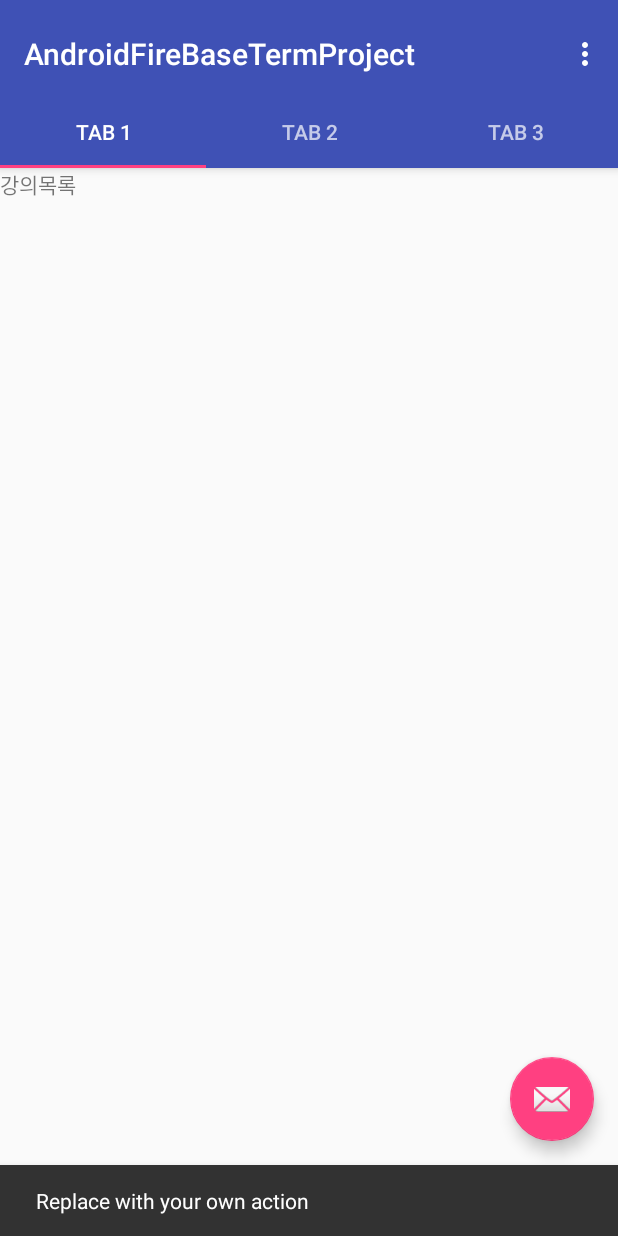
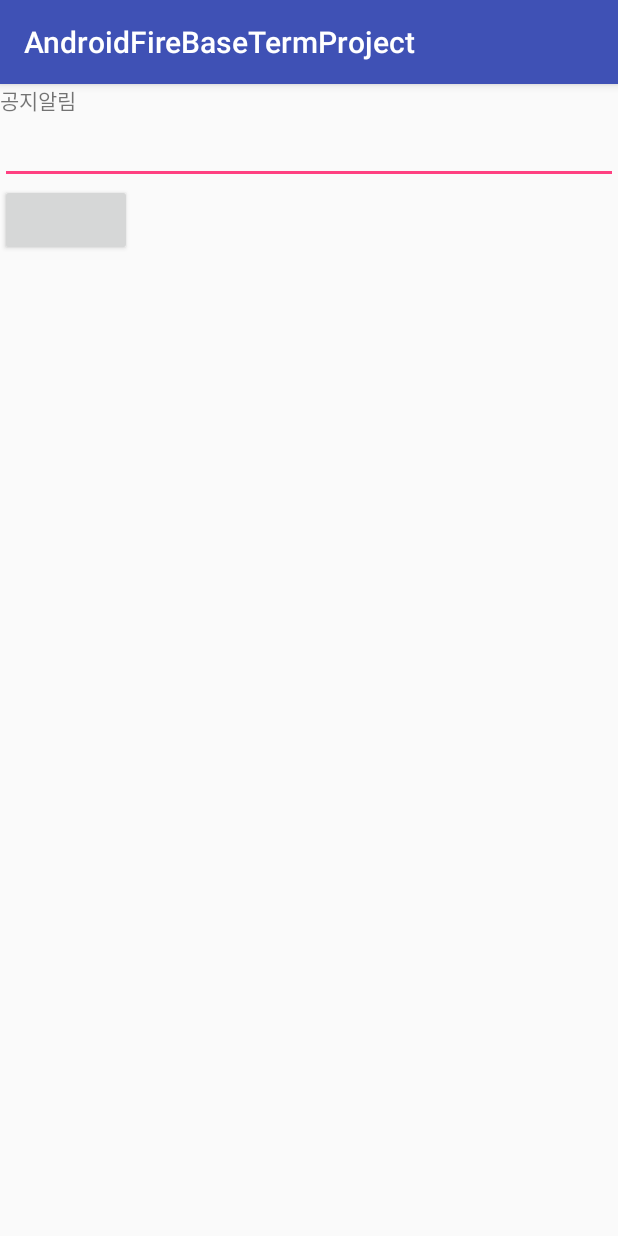
Before and after one commit to wjdghks158/AndroidFireBaseTermProject, an Android app: the MainActivity screen opened directly, with no data from a screen before it, after a tap on an icon or button, on a phone screen of 412 x 824 dp. Run offline under Robolectric (Android 15) with nearby library versions, the phone set to English and light mode, and no system bars; our stand-ins replace Firebase (no records; nobody signed in at launch, a user with empty details on screens opened directly); 2 statements that could not run were skipped.

```diff
--- a/app/build.gradle
+++ b/app/build.gradle
@@ -39,4 +39,5 @@ dependencies {
 
 
 
+
 apply plugin: 'com.google.gms.google-services'
--- a/app/src/main/java/com/example/unclej/androidfirebasetermproject/MainActivity.java
+++ b/app/src/main/java/com/example/unclej/androidfirebasetermproject/MainActivity.java
@@ -1,5 +1,7 @@
 package com.example.unclej.androidfirebasetermproject;
 
+import android.content.Intent;
+import android.net.Uri;
 import android.support.design.widget.TabLayout;
 import android.support.design.widget.FloatingActionButton;
 import android.support.design.widget.Snackbar;
@@ -23,6 +25,9 @@ import android.widget.TextView;
 import com.example.unclej.androidfirebasetermproject.fragment.FirstFragment;
 import com.example.unclej.androidfirebasetermproject.fragment.SecondFragment;
 import com.example.unclej.androidfirebasetermproject.fragment.ThirdFragment;
+import com.google.firebase.auth.FirebaseAuth;
+import com.google.firebase.auth.FirebaseUser;
+import com.google.firebase.iid.FirebaseInstanceId;
 
 public class MainActivity extends AppCompatActivity {
 
@@ -35,12 +40,35 @@ public class MainActivity extends AppCompatActivity {
 
     @Override
     protected void onCreate(Bundle savedInstanceState) {
-        Log.d("박정환","onCreate 시작");
-        Log.d("박정환","honghong");
+
+        String TAG = "PH";
+
         super.onCreate(savedInstanceState);
         setContentView(R.layout.activity_main);
         //actionBar.setDisplayShowTitleEnabled(false);
         //actionBar.setDisplayShowHomeEnabled(false);
+
+        FirebaseUser user = FirebaseAuth.getInstance().getCurrentUser();
+        if (user != null) {
+            // Name, email address, and profile photo Url
+            String name = user.getDisplayName();
+            String email = user.getEmail();
+
+            Uri photoUrl = user.getPhotoUrl();
+
+            // Check if user's email is verified
+            boolean emailVerified = user.isEmailVerified();
+
+            // The user's ID, unique to the Firebase project. Do NOT use this value to
+            // authenticate with your backend server, if you have one. Use
+            // FirebaseUser.getToken() instead.
+            String uid = user.getUid();
+
+            Log.d(TAG, "InstanceID token: " + name + "and " + email);
+        }
+
+        String token = FirebaseInstanceId.getInstance().getToken();
+        Log.d(TAG, "InstanceID token: " + token);
 
         Toolbar toolbar = (Toolbar) findViewById(R.id.toolbar);
         setSupportActionBar(toolbar);
@@ -64,6 +92,8 @@ public class MainActivity extends AppCompatActivity {
                 Log.d("박정환","FloatingActionButton 클릭");
                 Snackbar.make(view, "Replace with your own action", Snackbar.LENGTH_LONG)
                         .setAction("Action", null).show();
+                Intent i = new Intent(getApplicationContext(), WriteActivity.class);
+                startActivity(i);
             }
         });
         Log.d("박정환","onCreate 끝");
--- /dev/null
+++ b/app/src/main/java/com/example/unclej/androidfirebasetermproject/WriteActivity.java
@@ -0,0 +1,31 @@
+package com.example.unclej.androidfirebasetermproject;
+
+import android.support.v7.app.AppCompatActivity;
+import android.os.Bundle;
+import android.view.View;
+import android.widget.Button;
+import android.widget.EditText;
+import android.widget.TextView;
+
+public class WriteActivity extends AppCompatActivity {
+
+    TextView subj;
+    Button btn;
+
+    @Override
+    protected void onCreate(Bundle savedInstanceState) {
+        super.onCreate(savedInstanceState);
+        setContentView(R.layout.activity_write);
+
+        subj = (TextView)findViewById(R.id.subject);
+
+        String text = ((EditText)findViewById(R.id.edit_text)).getText().toString();
+
+        btn.setOnClickListener(new View.OnClickListener() {
+            @Override
+            public void onClick(View v) {
+
+            }
+        });
+    }
+}
--- /dev/null
+++ b/app/src/main/res/layout/activity_write.xml
@@ -0,0 +1,25 @@
+<?xml version="1.0" encoding="utf-8"?>
+<LinearLayout xmlns:android="http://schemas.android.com/apk/res/android"
+    xmlns:app="http://schemas.android.com/apk/res-auto"
+    xmlns:tools="http://schemas.android.com/tools"
+    android:layout_width="match_parent"
+    android:layout_height="match_parent"
+    android:orientation="vertical"
+    tools:context="com.example.unclej.androidfirebasetermproject.WriteActivity">
+
+    <TextView
+        android:text="공지알림"
+        android:id="@+id/subject"
+        android:layout_width="match_parent"
+        android:layout_height="wrap_content" />
+
+    <EditText
+        android:id="@+id/edit_text"
+        android:layout_width="match_parent"
+        android:layout_height="wrap_content" />
+
+    <Button
+        android:id="@+id/push"
+        android:layout_width="wrap_content"
+        android:layout_height="wrap_content" />
+</LinearLayout>
```
Also changed, not shown: app/src/main/AndroidManifest.xml (+14 -3 lines), app/src/main/java/com/example/unclej/androidfirebasetermproject/MyFirebaseInstanceIDService.java (added, +43 -0 lines), app/src/main/java/com/example/unclej/androidfirebasetermproject/MyFirebaseMessagingService.java (added, +32 -0 lines).
